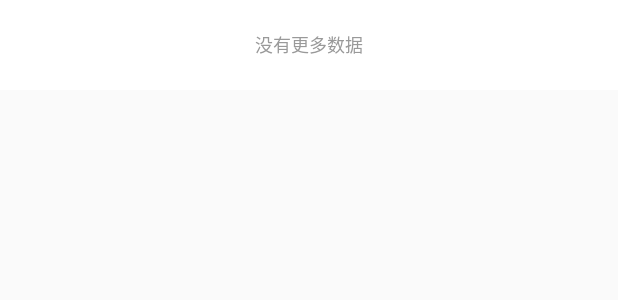
After one commit to crabfang/RecyclerLoadMoreX, an Android app: the layout load_more_widget_bottom_end_view.xml on its own in the app's theme, with its tools: preview values and no code run, on a phone screen of 412 x 824 dp. The commit adds this screen. Shown: the top 300 px of the screen. Run offline under Robolectric (Android 15) with nearby library versions, the phone set to English and light mode, and no system bars.

Commit message:
[MDF]add EndView

```diff
--- /dev/null
+++ b/library/src/main/res/layout/load_more_widget_bottom_end_view.xml
@@ -0,0 +1,18 @@
+<?xml version="1.0" encoding="utf-8"?>
+<LinearLayout xmlns:android="http://schemas.android.com/apk/res/android"
+	android:id="@+id/sdk_ab_recycle_inner_view_loading"
+	android:layout_width="match_parent"
+	android:layout_height="60dp"
+	android:gravity="center"
+	android:orientation="horizontal"
+	android:background="#FFFFFF" >
+
+	<TextView
+		android:id="@+id/load_more_widget_bottom_end_label"
+		android:layout_width="wrap_content"
+		android:layout_height="wrap_content"
+		android:textSize="12sp"
+		android:textColor="#999999"
+		android:text="没有更多数据" />
+
+</LinearLayout>
--- a/library/src/main/res/values/attrs.xml
+++ b/library/src/main/res/values/attrs.xml
@@ -3,6 +3,7 @@
 
 	<declare-styleable name="LoadMoreRecyclerView">
 		<attr name="autoLoad" format="boolean|reference" />
+		<attr name="showEnd" format="boolean|reference" />
 	</declare-styleable>
 
 </resources>
--- a/sample/src/main/java/com/cabe/lib/ui/sample/MainActivity.java
+++ b/sample/src/main/java/com/cabe/lib/ui/sample/MainActivity.java
@@ -54,7 +54,7 @@ public class MainActivity extends AppCompatActivity {
             dataList.add("appendData#" + pageIndex + "_" + i);
         }
         mMyAdapter.appendDataList(dataList);
-        if(pageIndex > 3) {
+        if(pageIndex > 2) {
             recyclerView.setScrollEnd(true);
         }
     }
--- a/sample/src/main/res/layout/activity_main.xml
+++ b/sample/src/main/res/layout/activity_main.xml
@@ -11,7 +11,7 @@
 		android:layout_height="match_parent"
 		android:visibility="gone"
 		app:spanCount="3"
-		app:layoutManager="android.support.v7.widget.GridLayoutManager" />
+		app:layoutManager="android.support.v7.widget.LinearLayoutManager" />
 
 	<android.support.v4.widget.SwipeRefreshLayout
 		android:id="@+id/activity_main_swipe"
@@ -23,9 +23,8 @@
 			android:layout_width="match_parent"
 			android:layout_height="match_parent"
 			tools:listitem="@layout/item_layout_view"
-			app:autoLoad="false"
 			app:spanCount="3"
-			app:layoutManager="android.support.v7.widget.GridLayoutManager"/>
+			app:layoutManager="android.support.v7.widget.LinearLayoutManager"/>
 
 	</android.support.v4.widget.SwipeRefreshLayout>
 
```
Also changed, not shown: library/src/main/java/com/cabe/lib/ui/widget/EndViewHolder.java (added, +28 -0 lines), library/src/main/java/com/cabe/lib/ui/widget/LoadMoreRecyclerView.java (+32 -21 lines), library/src/main/java/com/cabe/lib/ui/widget/LoadViewHolder.java (added, +28 -0 lines), library/src/main/java/com/cabe/lib/ui/widget/OnEndViewListener.java (added, +12 -0 lines), library/src/main/java/com/cabe/lib/ui/widget/OnLoadViewListener.java (added, +12 -0 lines).
